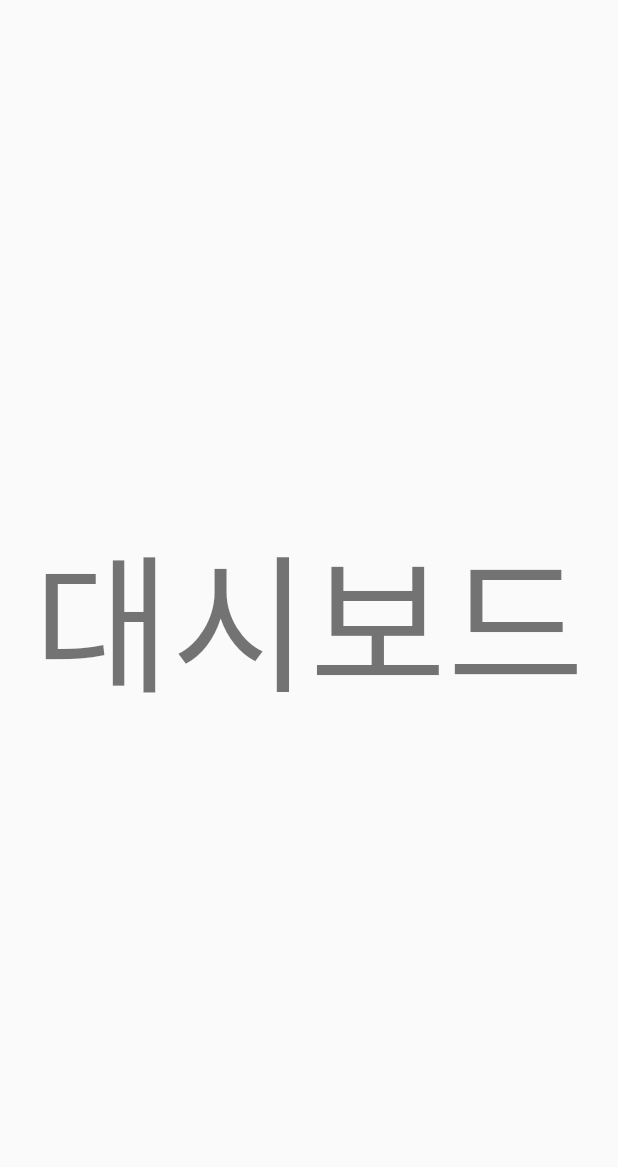
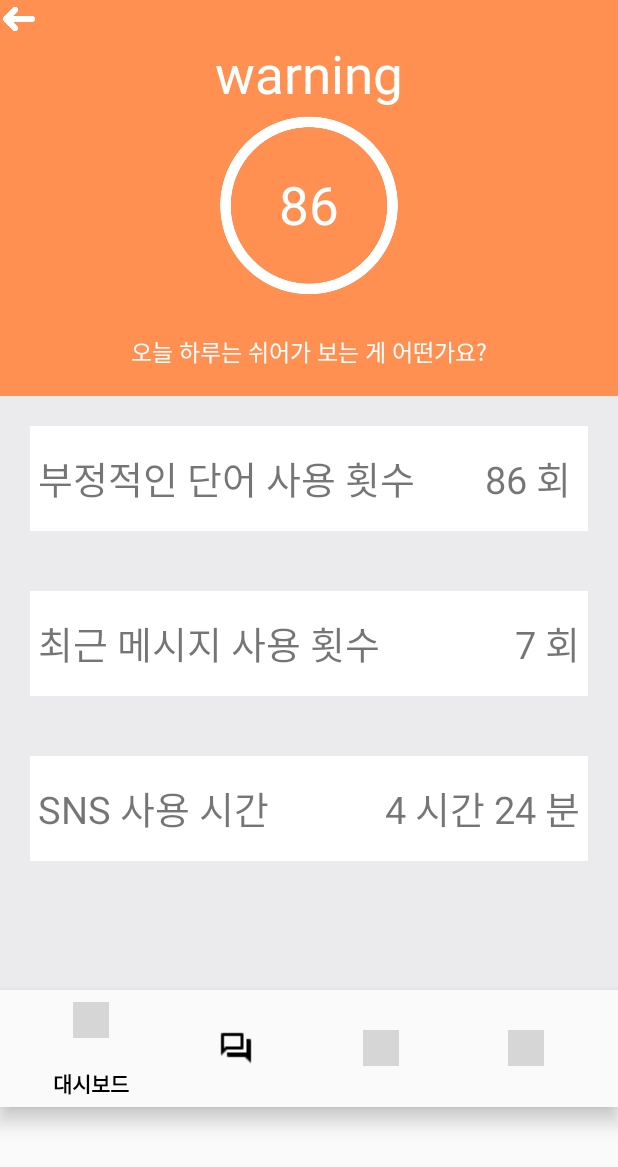
Before and after one commit to anmyeondo/MindVaccine-Demo, an Android app: the layout fragment_dashboard.xml on its own in the app's theme, with its tools: preview values and no code run, on a phone screen of 412 x 824 dp. Shown: the top 1167 px of the screen. Run offline under Robolectric (Android 15) with nearby library versions, the phone set to English and light mode, and no system bars; grey boxes are pictures that could not be loaded.

Commit message:
add Dashboard UI

```diff
--- a/app/src/main/res/layout/fragment_dashboard.xml
+++ b/app/src/main/res/layout/fragment_dashboard.xml
@@ -3,15 +3,178 @@
     xmlns:app="http://schemas.android.com/apk/res-auto"
     xmlns:tools="http://schemas.android.com/tools"
     android:layout_width="match_parent"
-    android:orientation="vertical"
-    android:gravity="center"
-    android:layout_height="match_parent">
+    android:layout_height="match_parent"
+    tools:context=".MainActivity"
+    android:orientation="vertical">
+
+    <LinearLayout
+        android:id="@+id/linearLayout0"
+        android:layout_width="match_parent"
+        android:layout_height="264dp"
+        android:background="#FF9052"
+        android:orientation="vertical"
+        app:layout_constraintTop_toTopOf="parent"
+        app:layout_constraintVertical_bias="0.0"
+        tools:layout_editor_absoluteX="0dp">
+
+        <ImageView
+            android:id="@+id/back"
+            android:layout_width="25dp"
+            android:layout_height="25dp"
+            android:contentDescription="back"
+            app:srcCompat="@drawable/back_arrow" />
+
+        <TextView
+            android:id="@+id/textView1"
+            android:layout_width="match_parent"
+            android:layout_height="wrap_content"
+            android:text="warning"
+            android:textAlignment="center"
+            android:textColor="#FFFFFF"
+            android:textSize="35sp" />
 
 
+        <FrameLayout
+            android:layout_width="match_parent"
+            android:layout_height="wrap_content">
 
-    <TextView
-        android:layout_width="wrap_content"
-        android:layout_height="wrap_content"
-        android:text="대시보드"
-        android:textSize="100dp"/>
+            <TextView
+                android:id="@+id/textView2"
+                android:layout_width="match_parent"
+                android:layout_height="wrap_content"
+                android:layout_marginTop="40dp"
+                android:text="86"
+                android:textAlignment="center"
+                android:textColor="#FFFFFF"
+                android:textSize="35sp" />
+
+            <ImageView
+                android:id="@+id/imageView4"
+                android:layout_width="match_parent"
+                android:layout_height="150dp"
+                android:textAlignment="center"
+                app:srcCompat="@drawable/circle2" />
+        </FrameLayout>
+
+        <TextView
+            android:id="@+id/textView5"
+            android:layout_width="match_parent"
+            android:layout_height="wrap_content"
+            android:text="오늘 하루는 쉬어가 보는 게 어떤가요?"
+            android:textAlignment="center"
+            android:textColor="#FFFFFF"
+            android:textSize="15sp" />
+    </LinearLayout>
+
+    <LinearLayout
+        android:id="@+id/linearLayout1"
+        android:layout_width="match_parent"
+        android:layout_height="396dp"
+        android:background="#EBEBED"
+        android:orientation="vertical"
+        app:layout_constraintBottom_toBottomOf="parent">
+
+        <FrameLayout
+            android:layout_width="match_parent"
+            android:layout_height="wrap_content">
+
+            <TextView
+                android:id="@+id/box1"
+                android:layout_width="match_parent"
+                android:layout_height="70dp"
+                android:layout_margin="20dp"
+                android:background="#FFFFFF"
+                android:textColor="#FFFFFF" />
+
+            <TextView
+                android:layout_width="wrap_content"
+                android:layout_height="match_parent"
+                android:layout_margin="25dp"
+                android:gravity="center"
+                android:text="부정적인 단어 사용 횟수"
+                android:textSize="25sp" />
+
+            <TextView
+                android:layout_width="wrap_content"
+                android:layout_height="match_parent"
+                android:layout_gravity="right"
+                android:layout_margin="25dp"
+                android:gravity="center"
+                android:text="86 회 "
+                android:textSize="25sp" />
+        </FrameLayout>
+
+        <FrameLayout
+            android:layout_width="match_parent"
+            android:layout_height="wrap_content">
+
+            <TextView
+                android:id="@+id/box2"
+                android:layout_width="match_parent"
+                android:layout_height="70dp"
+                android:layout_margin="20dp"
+                android:background="#FFFFFF"
+                android:textColor="#FFFFFF" />
+
+            <TextView
+                android:layout_width="wrap_content"
+                android:layout_height="match_parent"
+                android:layout_margin="25dp"
+                android:gravity="center"
+                android:text="최근 메시지 사용 횟수 "
+                android:textSize="25sp" />
+
+            <TextView
+                android:layout_width="wrap_content"
+                android:layout_height="match_parent"
+                android:layout_gravity="right"
+                android:layout_margin="25dp"
+                android:gravity="center"
+                android:text="7 회"
+                android:textSize="25sp" />
+        </FrameLayout>
+
+        <FrameLayout
+            android:layout_width="match_parent"
+            android:layout_height="wrap_content">
+
+            <TextView
+                android:id="@+id/box3"
+                android:layout_width="match_parent"
+                android:layout_height="70dp"
+                android:layout_margin="20dp"
+                android:background="#FFFFFF"
+                android:textColor="#FFFFFF" />
+
+            <TextView
+                android:layout_width="wrap_content"
+                android:layout_height="match_parent"
+                android:layout_margin="25dp"
+                android:gravity="center"
+                android:text="SNS 사용 시간"
+                android:textSize="25sp" />
+
+            <TextView
+                android:layout_width="wrap_content"
+                android:layout_height="match_parent"
+                android:layout_gravity="right"
+                android:layout_margin="25dp"
+                android:gravity="center"
+                android:text="4 시간 24 분"
+                android:textSize="25sp" />
+        </FrameLayout>
+
+
+    </LinearLayout>
+
+    <com.google.android.material.bottomnavigation.BottomNavigationView
+        android:id="@+id/nav_view"
+        android:layout_width="match_parent"
+        android:layout_height="78dp"
+        android:background="?android:attr/windowBackground"
+        app:itemIconTint="@color/black"
+        app:itemTextColor="@color/black"
+        app:menu="@menu/bottom_nav" />
+
+
 </LinearLayout>
```
Also changed, not shown: app/src/main/res/drawable/back_arrow.png, app/src/main/res/drawable/circle.png, app/src/main/res/drawable/circle2.png.
